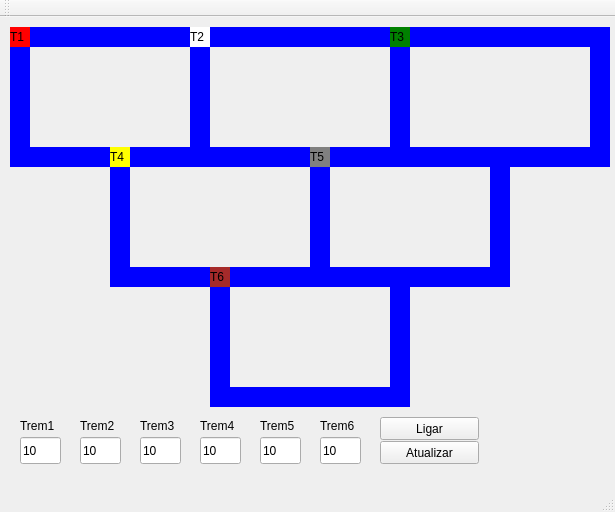
This is mainwindow.ui in alvaropfn/trens as Qt 5 draws it before an edit. The edited form follows.
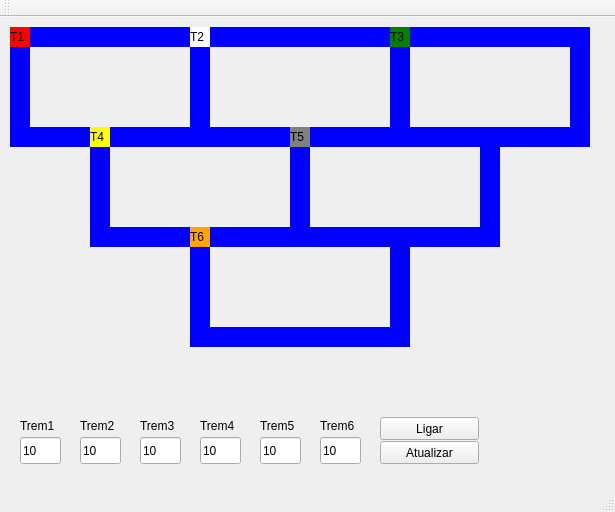
This is the edited form.

Patch:
```diff
--- a/mainwindow.ui
+++ b/mainwindow.ui
@@ -59,38 +59,6 @@
      <string>Ligar</string>
     </property>
    </widget>
-   <widget class="QLabel" name="label_trilho7">
-    <property name="geometry">
-     <rect>
-      <x>510</x>
-      <y>10</y>
-      <width>100</width>
-      <height>20</height>
-     </rect>
-    </property>
-    <property name="styleSheet">
-     <string notr="true">QLabel{background: blue}</string>
-    </property>
-    <property name="text">
-     <string/>
-    </property>
-   </widget>
-   <widget class="QLabel" name="label_trilho9">
-    <property name="geometry">
-     <rect>
-      <x>10</x>
-      <y>30</y>
-      <width>20</width>
-      <height>100</height>
-     </rect>
-    </property>
-    <property name="styleSheet">
-     <string notr="true">QLabel{background: blue}</string>
-    </property>
-    <property name="text">
-     <string/>
-    </property>
-   </widget>
    <widget class="QLabel" name="label_trem2">
     <property name="geometry">
      <rect>
@@ -123,75 +91,11 @@
      <string>T3</string>
     </property>
    </widget>
-   <widget class="QLabel" name="label_trilho12">
-    <property name="geometry">
-     <rect>
-      <x>10</x>
-      <y>10</y>
-      <width>100</width>
-      <height>20</height>
-     </rect>
-    </property>
-    <property name="styleSheet">
-     <string notr="true">QLabel{background: blue}</string>
-    </property>
-    <property name="text">
-     <string/>
-    </property>
-   </widget>
-   <widget class="QLabel" name="label_trilho13">
-    <property name="geometry">
-     <rect>
-      <x>410</x>
-      <y>10</y>
-      <width>100</width>
-      <height>20</height>
-     </rect>
-    </property>
-    <property name="styleSheet">
-     <string notr="true">QLabel{background: blue}</string>
-    </property>
-    <property name="text">
-     <string/>
-    </property>
-   </widget>
-   <widget class="QLabel" name="label_trilho16">
-    <property name="geometry">
-     <rect>
-      <x>190</x>
-      <y>30</y>
-      <width>20</width>
-      <height>100</height>
-     </rect>
-    </property>
-    <property name="styleSheet">
-     <string notr="true">QLabel{background: blue}</string>
-    </property>
-    <property name="text">
-     <string/>
-    </property>
-   </widget>
-   <widget class="QLabel" name="label_trilho17">
-    <property name="geometry">
-     <rect>
-      <x>590</x>
-      <y>30</y>
-      <width>20</width>
-      <height>100</height>
-     </rect>
-    </property>
-    <property name="styleSheet">
-     <string notr="true">QLabel{background: blue}</string>
-    </property>
-    <property name="text">
-     <string/>
-    </property>
-   </widget>
    <widget class="QLabel" name="label_trem4">
     <property name="geometry">
      <rect>
-      <x>110</x>
-      <y>130</y>
+      <x>90</x>
+      <y>110</y>
       <width>20</width>
       <height>20</height>
      </rect>
@@ -206,8 +110,8 @@
    <widget class="QLabel" name="label_trem5">
     <property name="geometry">
      <rect>
-      <x>310</x>
-      <y>130</y>
+      <x>290</x>
+      <y>110</y>
       <width>20</width>
       <height>20</height>
      </rect>
@@ -222,14 +126,14 @@
    <widget class="QLabel" name="label_trem6">
     <property name="geometry">
      <rect>
-      <x>210</x>
-      <y>250</y>
+      <x>190</x>
+      <y>210</y>
       <width>20</width>
       <height>20</height>
      </rect>
     </property>
     <property name="styleSheet">
-     <string notr="true">QLabel{background: brown}</string>
+     <string notr="true">QLabel{background: orange}</string>
     </property>
     <property name="text">
      <string>T6</string>
@@ -407,9 +311,9 @@
    <widget class="QLabel" name="label_trilho12_2">
     <property name="geometry">
      <rect>
-      <x>110</x>
+      <x>10</x>
       <y>10</y>
-      <width>100</width>
+      <width>20</width>
       <height>20</height>
      </rect>
     </property>
@@ -423,9 +327,41 @@
    <widget class="QLabel" name="label_trilho15_2">
     <property name="geometry">
      <rect>
+      <x>30</x>
+      <y>10</y>
+      <width>160</width>
+      <height>20</height>
+     </rect>
+    </property>
+    <property name="styleSheet">
+     <string notr="true">QLabel{background: blue}</string>
+    </property>
+    <property name="text">
+     <string/>
+    </property>
+   </widget>
+   <widget class="QLabel" name="labelTrilho_2">
+    <property name="geometry">
+     <rect>
+      <x>190</x>
+      <y>10</y>
+      <width>21</width>
+      <height>20</height>
+     </rect>
+    </property>
+    <property name="styleSheet">
+     <string notr="true">QLabel{background: blue}</string>
+    </property>
+    <property name="text">
+     <string/>
+    </property>
+   </widget>
+   <widget class="QLabel" name="labelTrilho_3">
+    <property name="geometry">
+     <rect>
       <x>210</x>
       <y>10</y>
-      <width>100</width>
+      <width>180</width>
       <height>20</height>
      </rect>
     </property>
@@ -439,9 +375,9 @@
    <widget class="QLabel" name="label_trilho15_10">
     <property name="geometry">
      <rect>
-      <x>310</x>
+      <x>390</x>
       <y>10</y>
-      <width>100</width>
+      <width>20</width>
       <height>20</height>
      </rect>
     </property>
@@ -455,9 +391,9 @@
    <widget class="QLabel" name="label_trilho7_2">
     <property name="geometry">
      <rect>
-      <x>510</x>
-      <y>130</y>
-      <width>100</width>
+      <x>410</x>
+      <y>10</y>
+      <width>161</width>
       <height>20</height>
      </rect>
     </property>
@@ -471,9 +407,89 @@
    <widget class="QLabel" name="label_trilho12_3">
     <property name="geometry">
      <rect>
+      <x>570</x>
+      <y>10</y>
+      <width>20</width>
+      <height>20</height>
+     </rect>
+    </property>
+    <property name="styleSheet">
+     <string notr="true">QLabel{background: blue}</string>
+    </property>
+    <property name="text">
+     <string/>
+    </property>
+   </widget>
+   <widget class="QLabel" name="labelTrilho_7">
+    <property name="geometry">
+     <rect>
       <x>10</x>
-      <y>130</y>
-      <width>100</width>
+      <y>30</y>
+      <width>20</width>
+      <height>80</height>
+     </rect>
+    </property>
+    <property name="styleSheet">
+     <string notr="true">QLabel{background: blue}</string>
+    </property>
+    <property name="text">
+     <string/>
+    </property>
+   </widget>
+   <widget class="QLabel" name="labelTrilho_8">
+    <property name="geometry">
+     <rect>
+      <x>190</x>
+      <y>30</y>
+      <width>20</width>
+      <height>80</height>
+     </rect>
+    </property>
+    <property name="styleSheet">
+     <string notr="true">QLabel{background: blue}</string>
+    </property>
+    <property name="text">
+     <string/>
+    </property>
+   </widget>
+   <widget class="QLabel" name="labelTrilho_9">
+    <property name="geometry">
+     <rect>
+      <x>390</x>
+      <y>30</y>
+      <width>20</width>
+      <height>80</height>
+     </rect>
+    </property>
+    <property name="styleSheet">
+     <string notr="true">QLabel{background: blue}</string>
+    </property>
+    <property name="text">
+     <string/>
+    </property>
+   </widget>
+   <widget class="QLabel" name="labelTrilho_10">
+    <property name="geometry">
+     <rect>
+      <x>570</x>
+      <y>30</y>
+      <width>20</width>
+      <height>80</height>
+     </rect>
+    </property>
+    <property name="styleSheet">
+     <string notr="true">QLabel{background: blue}</string>
+    </property>
+    <property name="text">
+     <string/>
+    </property>
+   </widget>
+   <widget class="QLabel" name="labelTrilho_11">
+    <property name="geometry">
+     <rect>
+      <x>10</x>
+      <y>110</y>
+      <width>20</width>
       <height>20</height>
      </rect>
     </property>
@@ -487,9 +503,9 @@
    <widget class="QLabel" name="label_trilho15_3">
     <property name="geometry">
      <rect>
-      <x>210</x>
-      <y>130</y>
-      <width>100</width>
+      <x>30</x>
+      <y>110</y>
+      <width>61</width>
       <height>20</height>
      </rect>
     </property>
@@ -503,9 +519,25 @@
    <widget class="QLabel" name="label_trilho12_4">
     <property name="geometry">
      <rect>
+      <x>90</x>
+      <y>110</y>
+      <width>20</width>
+      <height>20</height>
+     </rect>
+    </property>
+    <property name="styleSheet">
+     <string notr="true">QLabel{background: blue}</string>
+    </property>
+    <property name="text">
+     <string/>
+    </property>
+   </widget>
+   <widget class="QLabel" name="labelTrilho_14">
+    <property name="geometry">
+     <rect>
       <x>110</x>
-      <y>130</y>
-      <width>100</width>
+      <y>110</y>
+      <width>81</width>
       <height>20</height>
      </rect>
     </property>
@@ -519,9 +551,57 @@
    <widget class="QLabel" name="label_trilho15_11">
     <property name="geometry">
      <rect>
+      <x>190</x>
+      <y>110</y>
+      <width>20</width>
+      <height>20</height>
+     </rect>
+    </property>
+    <property name="styleSheet">
+     <string notr="true">QLabel{background: blue}</string>
+    </property>
+    <property name="text">
+     <string/>
+    </property>
+   </widget>
+   <widget class="QLabel" name="labelTrilho_16">
+    <property name="geometry">
+     <rect>
+      <x>210</x>
+      <y>110</y>
+      <width>81</width>
+      <height>20</height>
+     </rect>
+    </property>
+    <property name="styleSheet">
+     <string notr="true">QLabel{background: blue}</string>
+    </property>
+    <property name="text">
+     <string/>
+    </property>
+   </widget>
+   <widget class="QLabel" name="labelTrilho_17">
+    <property name="geometry">
+     <rect>
+      <x>290</x>
+      <y>110</y>
+      <width>20</width>
+      <height>20</height>
+     </rect>
+    </property>
+    <property name="styleSheet">
+     <string notr="true">QLabel{background: blue}</string>
+    </property>
+    <property name="text">
+     <string/>
+    </property>
+   </widget>
+   <widget class="QLabel" name="labelTrilho_18">
+    <property name="geometry">
+     <rect>
       <x>310</x>
-      <y>130</y>
-      <width>100</width>
+      <y>110</y>
+      <width>81</width>
       <height>20</height>
      </rect>
     </property>
@@ -535,9 +615,25 @@
    <widget class="QLabel" name="label_trilho13_2">
     <property name="geometry">
      <rect>
+      <x>390</x>
+      <y>110</y>
+      <width>20</width>
+      <height>20</height>
+     </rect>
+    </property>
+    <property name="styleSheet">
+     <string notr="true">QLabel{background: blue}</string>
+    </property>
+    <property name="text">
+     <string/>
+    </property>
+   </widget>
+   <widget class="QLabel" name="labelTrilho_20">
+    <property name="geometry">
+     <rect>
       <x>410</x>
-      <y>130</y>
-      <width>100</width>
+      <y>110</y>
+      <width>71</width>
       <height>20</height>
      </rect>
     </property>
@@ -551,10 +647,10 @@
    <widget class="QLabel" name="label_trilho3_3">
     <property name="geometry">
      <rect>
-      <x>310</x>
-      <y>150</y>
+      <x>480</x>
+      <y>110</y>
       <width>20</width>
-      <height>100</height>
+      <height>20</height>
      </rect>
     </property>
     <property name="styleSheet">
@@ -567,10 +663,26 @@
    <widget class="QLabel" name="label_trilho16_2">
     <property name="geometry">
      <rect>
-      <x>110</x>
-      <y>150</y>
+      <x>500</x>
+      <y>110</y>
+      <width>71</width>
+      <height>20</height>
+     </rect>
+    </property>
+    <property name="styleSheet">
+     <string notr="true">QLabel{background: blue}</string>
+    </property>
+    <property name="text">
+     <string/>
+    </property>
+   </widget>
+   <widget class="QLabel" name="labelTrilho_23">
+    <property name="geometry">
+     <rect>
+      <x>570</x>
+      <y>110</y>
       <width>20</width>
-      <height>100</height>
+      <height>20</height>
      </rect>
     </property>
     <property name="styleSheet">
@@ -583,10 +695,10 @@
    <widget class="QLabel" name="label_trilho17_2">
     <property name="geometry">
      <rect>
-      <x>490</x>
-      <y>150</y>
+      <x>90</x>
+      <y>130</y>
       <width>20</width>
-      <height>100</height>
+      <height>80</height>
      </rect>
     </property>
     <property name="styleSheet">
@@ -599,9 +711,41 @@
    <widget class="QLabel" name="label_trilho7_3">
     <property name="geometry">
      <rect>
-      <x>410</x>
-      <y>250</y>
-      <width>100</width>
+      <x>290</x>
+      <y>130</y>
+      <width>20</width>
+      <height>80</height>
+     </rect>
+    </property>
+    <property name="styleSheet">
+     <string notr="true">QLabel{background: blue}</string>
+    </property>
+    <property name="text">
+     <string/>
+    </property>
+   </widget>
+   <widget class="QLabel" name="labelTrilho_26">
+    <property name="geometry">
+     <rect>
+      <x>480</x>
+      <y>130</y>
+      <width>20</width>
+      <height>80</height>
+     </rect>
+    </property>
+    <property name="styleSheet">
+     <string notr="true">QLabel{background: blue}</string>
+    </property>
+    <property name="text">
+     <string/>
+    </property>
+   </widget>
+   <widget class="QLabel" name="labelTrilho_27">
+    <property name="geometry">
+     <rect>
+      <x>90</x>
+      <y>210</y>
+      <width>20</width>
       <height>20</height>
      </rect>
     </property>
@@ -615,9 +759,9 @@
    <widget class="QLabel" name="label_trilho13_3">
     <property name="geometry">
      <rect>
-      <x>310</x>
-      <y>250</y>
-      <width>100</width>
+      <x>110</x>
+      <y>210</y>
+      <width>80</width>
       <height>20</height>
      </rect>
     </property>
@@ -631,9 +775,25 @@
    <widget class="QLabel" name="label_trilho15_12">
     <property name="geometry">
      <rect>
+      <x>190</x>
+      <y>210</y>
+      <width>20</width>
+      <height>20</height>
+     </rect>
+    </property>
+    <property name="styleSheet">
+     <string notr="true">QLabel{background: blue}</string>
+    </property>
+    <property name="text">
+     <string/>
+    </property>
+   </widget>
+   <widget class="QLabel" name="labelTrilho_30">
+    <property name="geometry">
+     <rect>
       <x>210</x>
-      <y>250</y>
-      <width>100</width>
+      <y>210</y>
+      <width>80</width>
       <height>20</height>
      </rect>
     </property>
@@ -647,9 +807,9 @@
    <widget class="QLabel" name="label_trilho15_4">
     <property name="geometry">
      <rect>
-      <x>110</x>
-      <y>250</y>
-      <width>100</width>
+      <x>290</x>
+      <y>210</y>
+      <width>20</width>
       <height>20</height>
      </rect>
     </property>
@@ -663,10 +823,26 @@
    <widget class="QLabel" name="label_trilho3_4">
     <property name="geometry">
      <rect>
-      <x>210</x>
-      <y>270</y>
+      <x>310</x>
+      <y>210</y>
+      <width>80</width>
+      <height>20</height>
+     </rect>
+    </property>
+    <property name="styleSheet">
+     <string notr="true">QLabel{background: blue}</string>
+    </property>
+    <property name="text">
+     <string/>
+    </property>
+   </widget>
+   <widget class="QLabel" name="labelTrilho_33">
+    <property name="geometry">
+     <rect>
+      <x>390</x>
+      <y>210</y>
       <width>20</width>
-      <height>100</height>
+      <height>20</height>
      </rect>
     </property>
     <property name="styleSheet">
@@ -679,10 +855,58 @@
    <widget class="QLabel" name="label_trilho17_3">
     <property name="geometry">
      <rect>
+      <x>410</x>
+      <y>210</y>
+      <width>70</width>
+      <height>20</height>
+     </rect>
+    </property>
+    <property name="styleSheet">
+     <string notr="true">QLabel{background: blue}</string>
+    </property>
+    <property name="text">
+     <string/>
+    </property>
+   </widget>
+   <widget class="QLabel" name="labelTrilho_35">
+    <property name="geometry">
+     <rect>
+      <x>480</x>
+      <y>210</y>
+      <width>20</width>
+      <height>20</height>
+     </rect>
+    </property>
+    <property name="styleSheet">
+     <string notr="true">QLabel{background: blue}</string>
+    </property>
+    <property name="text">
+     <string/>
+    </property>
+   </widget>
+   <widget class="QLabel" name="labelTrilho_36">
+    <property name="geometry">
+     <rect>
+      <x>190</x>
+      <y>230</y>
+      <width>20</width>
+      <height>80</height>
+     </rect>
+    </property>
+    <property name="styleSheet">
+     <string notr="true">QLabel{background: blue}</string>
+    </property>
+    <property name="text">
+     <string/>
+    </property>
+   </widget>
+   <widget class="QLabel" name="labelTrilho_37">
+    <property name="geometry">
+     <rect>
       <x>390</x>
-      <y>270</y>
+      <y>230</y>
       <width>20</width>
-      <height>100</height>
+      <height>80</height>
      </rect>
     </property>
     <property name="styleSheet">
@@ -695,9 +919,25 @@
    <widget class="QLabel" name="label_trilho15_13">
     <property name="geometry">
      <rect>
+      <x>190</x>
+      <y>310</y>
+      <width>20</width>
+      <height>20</height>
+     </rect>
+    </property>
+    <property name="styleSheet">
+     <string notr="true">QLabel{background: blue}</string>
+    </property>
+    <property name="text">
+     <string/>
+    </property>
+   </widget>
+   <widget class="QLabel" name="labelTrilho_39">
+    <property name="geometry">
+     <rect>
       <x>210</x>
-      <y>370</y>
-      <width>100</width>
+      <y>310</y>
+      <width>180</width>
       <height>20</height>
      </rect>
     </property>
@@ -711,9 +951,9 @@
    <widget class="QLabel" name="label_trilho13_4">
     <property name="geometry">
      <rect>
-      <x>310</x>
-      <y>370</y>
-      <width>100</width>
+      <x>390</x>
+      <y>310</y>
+      <width>20</width>
       <height>20</height>
      </rect>
     </property>
```
Left out of the diff: 124 changed lines with no effect on the pictures.
